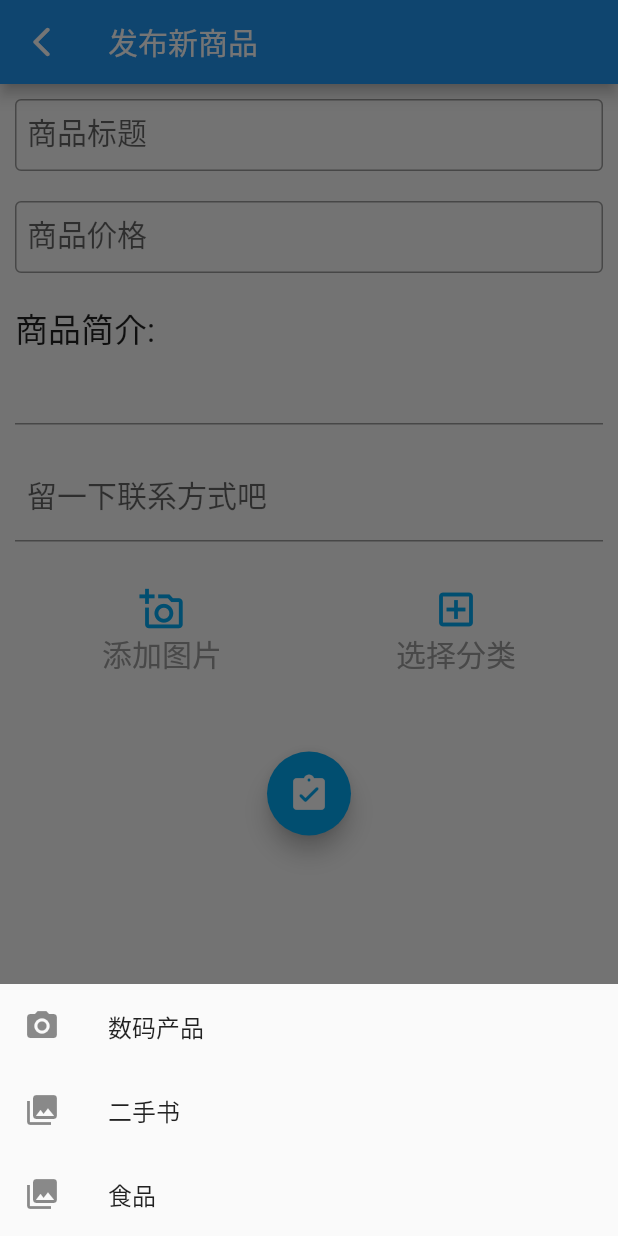
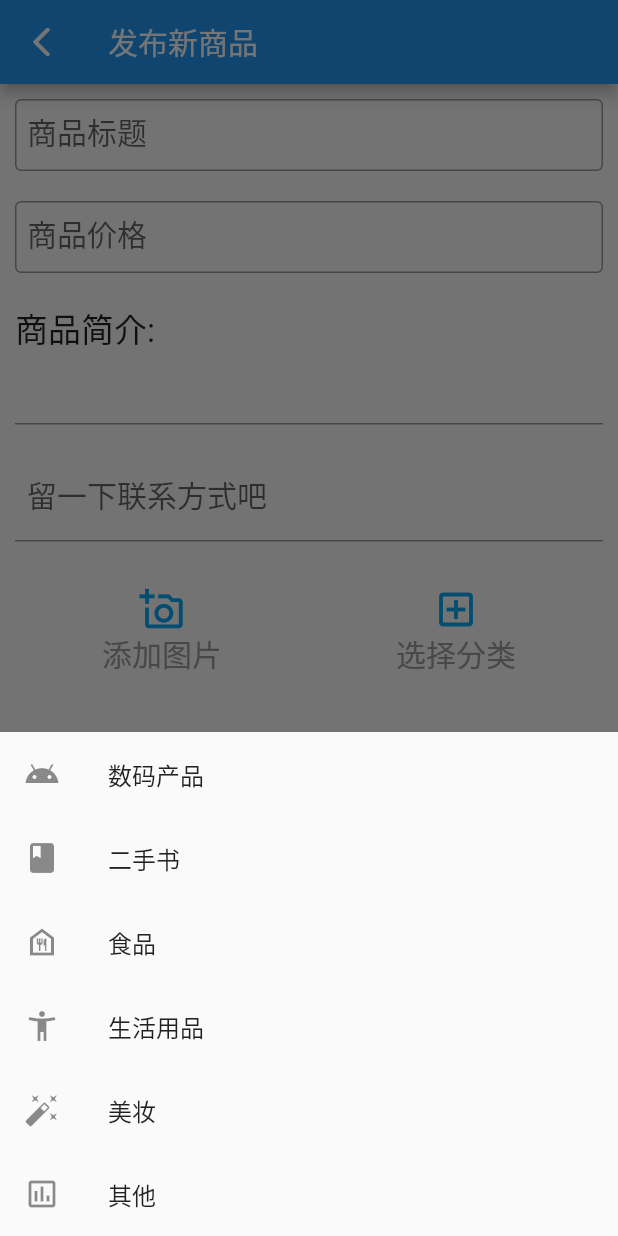
Before and after one commit to ZWN2001/WinterProject, a Flutter app: the AddGoods screen opened directly, after a tap on "选择分类", on a phone screen of 412 x 824 dp. Run offline on Flutter 3.47's test engine with Material 2 defaults, Android fonts, the phone set to English and light mode, and no system bars; our stand-ins replace flutter_swiper, image_picker, photo_view, shared_preferences, toast; accounts and stored records are empty; network calls fail.

Commit message:
修复了.lock文件

```diff
--- a/lib/addGoods.dart
+++ b/lib/addGoods.dart
@@ -185,22 +185,43 @@ class AddGoodsPage extends StatelessWidget {
                              mainAxisSize: MainAxisSize.min,
                              children: <Widget>[
                                 ListTile(
-                                 leading:  Icon(Icons.photo_camera),
+                                 leading:  Icon(Icons.android),
                                  title:  Text("数码产品"),
                                  onTap: ()  {
                                    Navigator.pop(context);
                                  },
                                ),
                                 ListTile(
-                                 leading:  Icon(Icons.photo_library),
+                                 leading:  Icon(Icons.book),
                                  title:  Text("二手书"),
                                  onTap: ()  {
                                    Navigator.pop(context);
                                  },
                                ),
                                ListTile(
-                                 leading:  Icon(Icons.photo_library),
+                                 leading:  Icon(Icons.food_bank_outlined),
                                  title:  Text("食品"),
+                                 onTap: () {
+                                   Navigator.pop(context);
+                                 },
+                               ),
+                               ListTile(
+                                 leading:  Icon(Icons.accessibility_new),
+                                 title:  Text("生活用品"),
+                                 onTap: () {
+                                   Navigator.pop(context);
+                                 },
+                               ),
+                               ListTile(
+                                 leading:  Icon(Icons.auto_fix_high),
+                                 title:  Text("美妆"),
+                                 onTap: () {
+                                   Navigator.pop(context);
+                                 },
+                               ),
+                               ListTile(
+                                 leading:  Icon(Icons.assessment_outlined),
+                                 title:  Text("其他"),
                                  onTap: () {
                                    Navigator.pop(context);
                                  },
```
Also changed, not shown: pubspec.lock.
